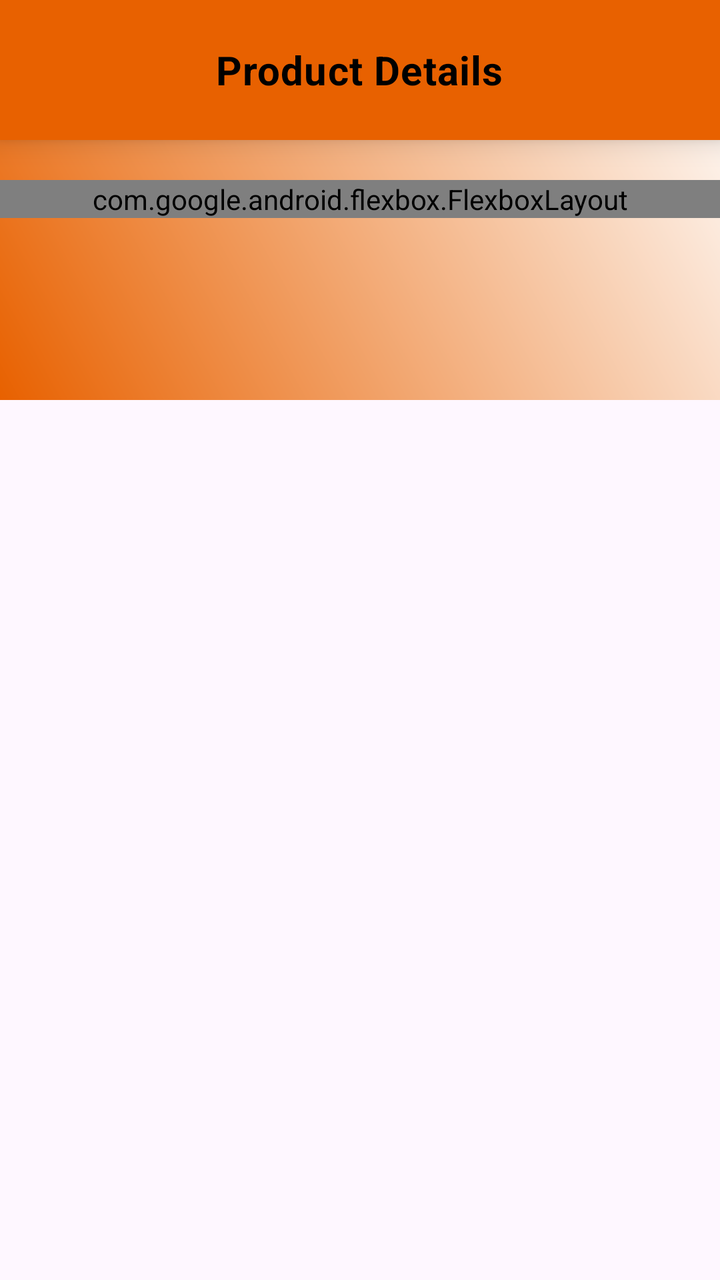
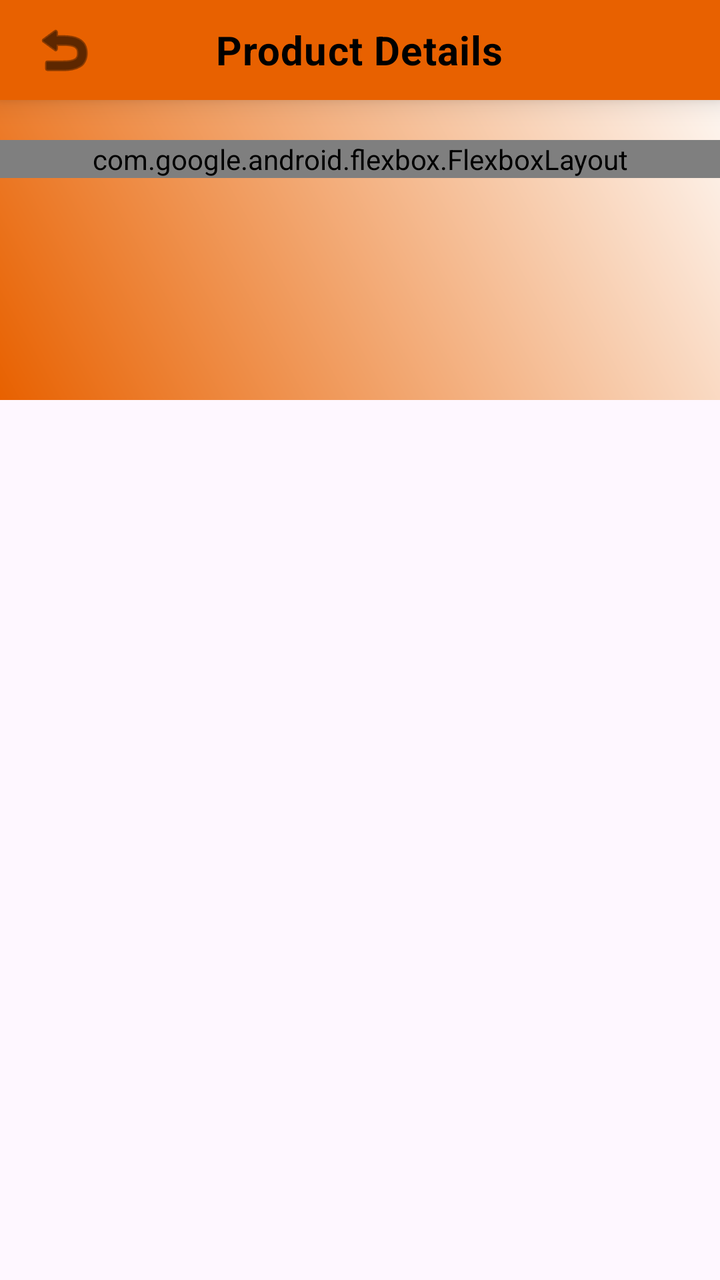

Before-and-after screenshots of an Android layout around one commit, followed by the original layout XML and the change that was made.
<!-- AndroidManifest.xml: application theme Theme.OrderingApp -->
<!-- res/layout/manage_order_activity.xml -->
<?xml version="1.0" encoding="utf-8"?>
<RelativeLayout xmlns:android="http://schemas.android.com/apk/res/android"
    android:layout_width="match_parent"
    android:layout_height="match_parent"
    xmlns:app="http://schemas.android.com/apk/res-auto"
    android:id="@+id/manage_order_activity">

    
    <View
        android:layout_width="match_parent"
        android:layout_height="200dp"
        android:background="@drawable/primary_gradient" />

    <include
        android:id="@+id/header"
        layout="@layout/header" />

    <ScrollView
        android:layout_width="match_parent"
        android:layout_height="match_parent"
        android:layout_below="@id/header"
        android:clipToPadding="false"
        android:paddingTop="20dp"
        android:paddingBottom="40dp">

        <RelativeLayout
            android:layout_width="match_parent"
            android:layout_height="wrap_content">

            <com.google.android.flexbox.FlexboxLayout
                android:id="@+id/hsv_categories"
                android:layout_width="match_parent"
                android:layout_height="wrap_content"
                android:paddingHorizontal="16dp"
                app:flexDirection="row"
                app:flexWrap="wrap"
                app:justifyContent="center">

                
                <com.google.android.material.card.MaterialCardView
                    android:id="@+id/ordering_activity_card"
                    android:layout_width="160dp"
                    android:layout_height="180dp"
                    android:layout_margin="10dp"
                    android:clickable="true"
                    android:focusable="true"
                    app:cardCornerRadius="28dp"
                    app:cardElevation="6dp"
                    app:strokeWidth="0dp">

                    <RelativeLayout
                        android:layout_width="match_parent"
                        android:layout_height="match_parent"
                        android:padding="16dp">

                        <com.google.android.material.imageview.ShapeableImageView
                            android:layout_width="56dp"
                            android:layout_height="56dp"
                            android:layout_centerHorizontal="true"
                            android:layout_marginTop="12dp"
                            android:background="#E1F5FE"
                            android:padding="14dp"
                            android:src="@android:drawable/ic_menu_add"
                            app:shapeAppearanceOverlay="@style/Widget.MaterialComponents.TextInputLayout.OutlinedBox"
                            app:tint="@color/primary_color" />

                        <TextView
                            android:layout_width="match_parent"
                            android:layout_height="wrap_content"
                            android:layout_alignParentBottom="true"
                            android:layout_marginBottom="12dp"
                            android:gravity="center"
                            android:text="Order\nActivity"
                            android:textColor="@color/black"
                            android:textSize="14sp"
                            android:textStyle="bold" />
                    </RelativeLayout>
                </com.google.android.material.card.MaterialCardView>

                <com.google.android.material.card.MaterialCardView
                    android:id="@+id/processed_order_card"
                    android:layout_width="160dp"
                    android:layout_height="180dp"
                    android:layout_margin="10dp"
                    android:clickable="true"
                    android:focusable="true"
                    app:cardCornerRadius="28dp"
                    app:cardElevation="6dp"
                    app:strokeWidth="0dp">

                    <RelativeLayout
                        android:layout_width="match_parent"
                        android:layout_height="match_parent"
                        android:padding="16dp">

                        <com.google.android.material.imageview.ShapeableImageView
                            android:layout_width="56dp"
                            android:layout_height="56dp"
                            android:layout_centerHorizontal="true"
                            android:layout_marginTop="12dp"
                            android:background="#F3E5F5"
                            android:padding="14dp"
                            android:src="@android:drawable/ic_menu_myplaces"
                            app:shapeAppearanceOverlay="@style/Widget.MaterialComponents.TextInputLayout.OutlinedBox"
                            app:tint="@color/primary_color" />

                        <TextView
                            android:layout_width="match_parent"
                            android:layout_height="wrap_content"
                            android:layout_alignParentBottom="true"
                            android:layout_marginBottom="12dp"
                            android:gravity="center"
                            android:text="Staff Processing Order"
                            android:textColor="@color/black"
                            android:textSize="14sp"
                            android:textStyle="bold" />
                    </RelativeLayout>
                </com.google.android.material.card.MaterialCardView>

                <com.google.android.material.card.MaterialCardView
                    android:id="@+id/failed_order_card"
                    android:layout_width="160dp"
                    android:layout_height="180dp"
                    android:layout_margin="10dp"
                    android:clickable="true"
                    android:focusable="true"
                    app:cardCornerRadius="28dp"
                    app:cardElevation="6dp"
                    app:strokeWidth="0dp">

                    <RelativeLayout
                        android:layout_width="match_parent"
                        android:layout_height="match_parent"
                        android:padding="16dp">

                        <com.google.android.material.imageview.ShapeableImageView
                            android:layout_width="56dp"
                            android:layout_height="56dp"
                            android:layout_centerHorizontal="true"
                            android:layout_marginTop="12dp"
                            android:background="#F3E5F5"
                            android:padding="14dp"
                            android:src="@android:drawable/ic_menu_myplaces"
                            app:shapeAppearanceOverlay="@style/Widget.MaterialComponents.TextInputLayout.OutlinedBox"
                            app:tint="@color/primary_color" />

                        <TextView
                            android:layout_width="match_parent"
                            android:layout_height="wrap_content"
                            android:layout_alignParentBottom="true"
                            android:layout_marginBottom="12dp"
                            android:gravity="center"
                            android:text="Staff Failed\nOrders"
                            android:textColor="@color/black"
                            android:textSize="14sp"
                            android:textStyle="bold" />
                    </RelativeLayout>
                </com.google.android.material.card.MaterialCardView>

            </com.google.android.flexbox.FlexboxLayout>

        </RelativeLayout>
    </ScrollView>

</RelativeLayout>
<!-- res/layout/header.xml (included above) -->
<?xml version="1.0" encoding="utf-8"?>
<RelativeLayout xmlns:android="http://schemas.android.com/apk/res/android"
    xmlns:app="http://schemas.android.com/apk/res-auto"
    android:layout_width="match_parent"
    android:layout_height="70dp"
    android:background="@color/primary_color"
    android:elevation="8dp">

    <ImageButton
        android:id="@+id/btn_header_back"
        android:layout_width="48dp"
        android:layout_height="48dp"
        android:layout_centerVertical="true"
        android:layout_marginStart="8dp"
        android:background="?attr/selectableItemBackgroundBorderless"
        android:contentDescription="Back"
        android:src="@android:drawable/ic_menu_revert"
        android:visibility="gone"
        app:tint="@android:color/white"/>

    <TextView
        android:id="@+id/header_title_textview"
        android:layout_width="wrap_content"
        android:layout_height="wrap_content"
        android:layout_centerInParent="true"
        android:text="Product Details"
        android:textColor="@android:color/black"
        android:textSize="20sp"
        android:textStyle="bold"
        android:letterSpacing="0.02"
        />

</RelativeLayout>
<!-- resources referenced by this layout -->
<resources>
  <color name="black">#FF000000</color>
  <color name="primary_color">#E86100</color>
  <!-- drawable primary_gradient (drawable) -->
  <?xml version="1.0" encoding="utf-8"?>
  <shape xmlns:android="http://schemas.android.com/apk/res/android"
      android:shape="rectangle">
      <gradient
          android:startColor="@color/primary_color"
          android:endColor="@color/white"
          android:angle="45"/>
  </shape>
  <style name="Theme.OrderingApp" parent="Base.Theme.OrderingApp" />
  <color name="white">#FFFFFFFF</color>
  <style name="Base.Theme.OrderingApp" parent="Theme.Material3.DayNight.NoActionBar">
          
          
      </style>
</resources>

<!-- the commit's change to res/layout/manage_order_activity.xml (unified diff, before → after) -->
@@ -117,46 +117,6 @@
                     </RelativeLayout>
                 </com.google.android.material.card.MaterialCardView>
 
-                <com.google.android.material.card.MaterialCardView
-                    android:id="@+id/failed_order_card"
-                    android:layout_width="160dp"
-                    android:layout_height="180dp"
-                    android:layout_margin="10dp"
-                    android:clickable="true"
-                    android:focusable="true"
-                    app:cardCornerRadius="28dp"
-                    app:cardElevation="6dp"
-                    app:strokeWidth="0dp">
-
-                    <RelativeLayout
-                        android:layout_width="match_parent"
-                        android:layout_height="match_parent"
-                        android:padding="16dp">
-
-                        <com.google.android.material.imageview.ShapeableImageView
-                            android:layout_width="56dp"
-                            android:layout_height="56dp"
-                            android:layout_centerHorizontal="true"
-                            android:layout_marginTop="12dp"
-                            android:background="#F3E5F5"
-                            android:padding="14dp"
-                            android:src="@android:drawable/ic_menu_myplaces"
-                            app:shapeAppearanceOverlay="@style/Widget.MaterialComponents.TextInputLayout.OutlinedBox"
-                            app:tint="@color/primary_color" />
-
-                        <TextView
-                            android:layout_width="match_parent"
-                            android:layout_height="wrap_content"
-                            android:layout_alignParentBottom="true"
-                            android:layout_marginBottom="12dp"
-                            android:gravity="center"
-                            android:text="Staff Failed\nOrders"
-                            android:textColor="@color/black"
-                            android:textSize="14sp"
-                            android:textStyle="bold" />
-                    </RelativeLayout>
-                </com.google.android.material.card.MaterialCardView>
-
             </com.google.android.flexbox.FlexboxLayout>
 
         </RelativeLayout>
@@ -168,7 +128,7 @@
 <RelativeLayout xmlns:android="http://schemas.android.com/apk/res/android"
     xmlns:app="http://schemas.android.com/apk/res-auto"
     android:layout_width="match_parent"
-    android:layout_height="70dp"
+    android:layout_height="50dp"
     android:background="@color/primary_color"
     android:elevation="8dp">
 
@@ -181,8 +141,7 @@
         android:background="?attr/selectableItemBackgroundBorderless"
         android:contentDescription="Back"
         android:src="@android:drawable/ic_menu_revert"
-        android:visibility="gone"
-        app:tint="@android:color/white"/>
+        app:tint="@android:color/black"/>
 
     <TextView
         android:id="@+id/header_title_textview"
